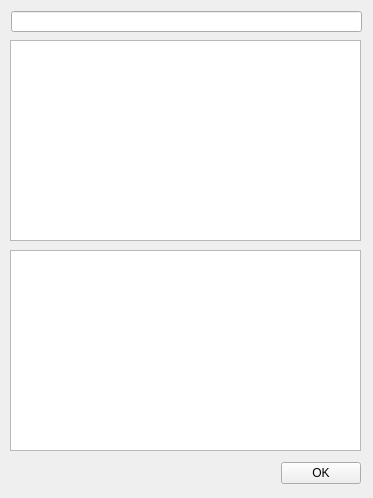
tehnick/elmerfem, file ElmerGUI/vtkpost/matc.ui: the form before one commit.
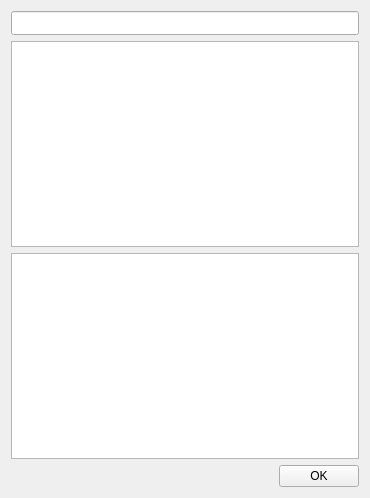
The form after the commit. Icons and pictures are not drawn.

Commit message: ElmerGUI: Adjusted dialog layouts in vtk widget

Patch:
```diff
--- a/ElmerGUI/vtkpost/matc.ui
+++ b/ElmerGUI/vtkpost/matc.ui
@@ -5,7 +5,7 @@
    <rect>
     <x>0</x>
     <y>0</y>
-    <width>373</width>
+    <width>370</width>
     <height>498</height>
    </rect>
   </property>
@@ -15,45 +15,24 @@
   <property name="windowIcon" >
    <iconset resource="../ElmerGUI.qrc" >:/icons/Mesh3D.png</iconset>
   </property>
+  <layout class="QVBoxLayout" >
+   <item>
   <widget class="QLineEdit" name="mcEdit" >
-   <property name="geometry" >
-    <rect>
-     <x>11</x>
-     <y>11</y>
-     <width>351</width>
-     <height>21</height>
-    </rect>
-   </property>
-  </widget>
-  <widget class="QTextEdit" name="mcOutput" >
-   <property name="geometry" >
-    <rect>
-     <x>10</x>
-     <y>250</y>
-     <width>351</width>
-     <height>201</height>
-    </rect>
-   </property>
-  </widget>
-  <widget class="QTextEdit" name="mcHistory" >
-   <property name="geometry" >
-    <rect>
-     <x>10</x>
-     <y>40</y>
-     <width>351</width>
-     <height>201</height>
-    </rect>
-   </property>
-  </widget>
-  <widget class="QWidget" name="" >
-   <property name="geometry" >
-    <rect>
-     <x>10</x>
-     <y>460</y>
-     <width>351</width>
-     <height>26</height>
-    </rect>
-   </property>
+     <property name="minimumSize" >
+      <size>
+       <width>0</width>
+       <height>24</height>
+      </size>
+     </property>
+    </widget>
+   </item>
+   <item>
+    <widget class="QTextEdit" name="mcHistory" />
+   </item>
+   <item>
+    <widget class="QTextEdit" name="mcOutput" />
+   </item>
+   <item>
    <layout class="QHBoxLayout" >
     <item>
      <spacer>
@@ -82,7 +61,8 @@
      </widget>
     </item>
    </layout>
-  </widget>
+   </item>
+  </layout>
  </widget>
  <resources>
   <include location="../ElmerGUI.qrc" />
```
Lines whose indentation alone changed are shown as unchanged. The commit also changes 6 other files.
